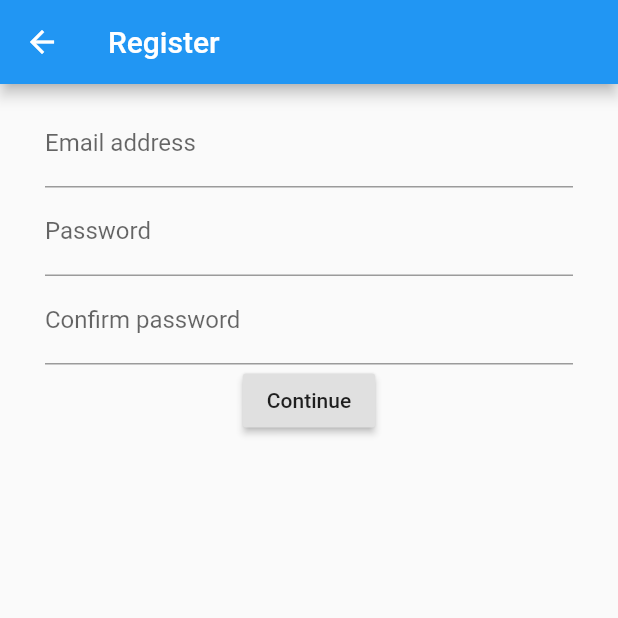
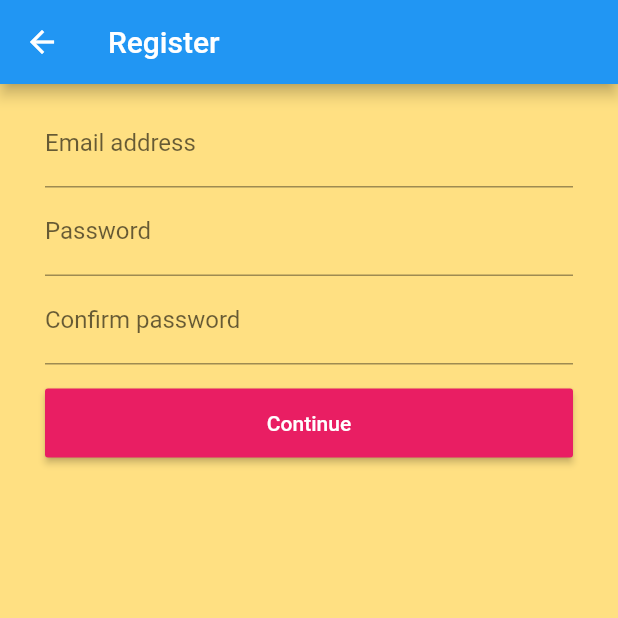
Before and after one commit to Phongsathron/flutter_assignment, a Flutter app: the RegisterScreen screen opened by its route, on a phone screen of 412 x 824 dp, the top half of it. Run offline on Flutter 3.47's test engine with Material 2 defaults, Android fonts, the phone set to English and light mode, and no system bars.

Commit message:
Complete register form

```diff
--- a/lib/pages/register.dart
+++ b/lib/pages/register.dart
@@ -21,6 +21,7 @@ class RegisterScreenState extends State<RegisterScreen>{
       decoration: InputDecoration(
         labelText: "Email address"
       ),
+      keyboardType: TextInputType.emailAddress,
       onSaved: (value) => this.email = value
     );
 
@@ -28,6 +29,7 @@ class RegisterScreenState extends State<RegisterScreen>{
       decoration: InputDecoration(
         labelText: "Password"
       ),
+      obscureText: true,
       onSaved: (value) => this.password = value
     );
 
@@ -35,14 +37,22 @@ class RegisterScreenState extends State<RegisterScreen>{
       decoration: InputDecoration(
         labelText: "Confirm password"
       ),
+      obscureText: true,
       onSaved: (value) => this.confirmPassword = value
     );
 
-    RaisedButton submitButton = RaisedButton(
+    RaisedButton submitRaisedButton = RaisedButton(
       child: Text("Continue"),
+      textColor: Colors.white,
       onPressed: (){
+      },
+    );
 
-      },
+    ButtonTheme submitButton = ButtonTheme(
+      minWidth: double.infinity,
+      buttonColor: Colors.pink,
+      padding: EdgeInsets.symmetric(vertical: 15),
+      child: submitRaisedButton,
     );
 
     return Scaffold(
@@ -52,12 +62,14 @@ class RegisterScreenState extends State<RegisterScreen>{
       body: Form(
           key: _formKey,
           child: Container(
+            decoration: new BoxDecoration(color: Colors.amber[200]),
             padding: EdgeInsets.symmetric(vertical: 10, horizontal: 30),
             child: Column(
               children: <Widget>[
                 emailField,
                 passwordField,
                 passwordConfirmField,
+                SizedBox(height: 15),
                 submitButton
               ],
             ),
```
